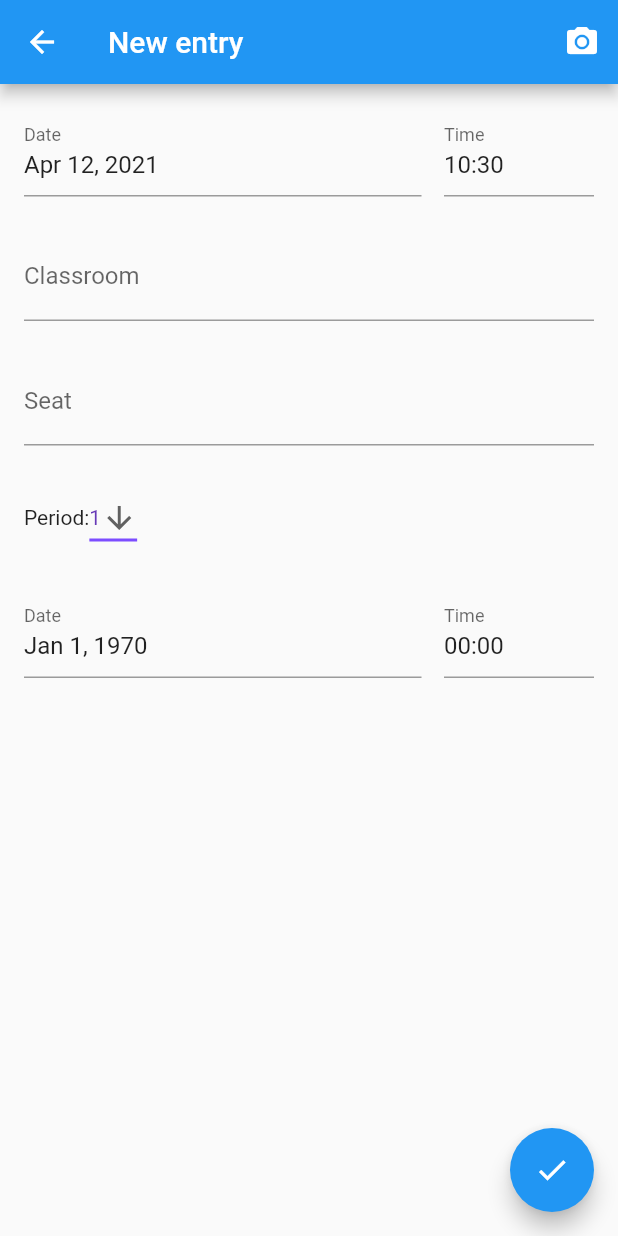
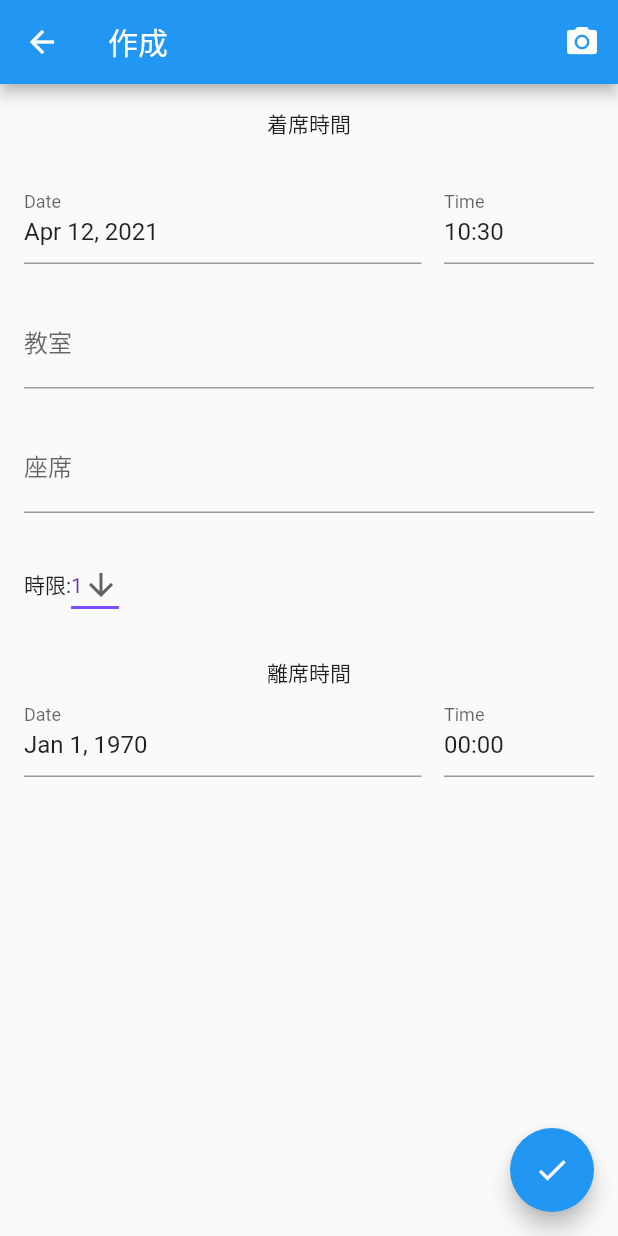
Before and after one commit to dummyx/historykiroku, a Flutter app: the screen it shows after launch, after a tap on the "add" icon, on a phone screen of 412 x 824 dp. Run offline on Flutter 3.47's test engine with Material 2 defaults, Android fonts, the phone set to English and light mode, and no system bars; drawn by our look-alikes of date_time_picker; our stand-ins replace sqflite; missing offline and left inert: qr_code_scanner; accounts and stored records are empty.

Commit message:
UI tweaks

```diff
--- a/lib/src/entry.dart
+++ b/lib/src/entry.dart
@@ -34,11 +34,11 @@ class _NewEntryScreenState extends State<NewEntryScreen> {
   Widget build(BuildContext context) {
     return Scaffold(
       appBar: AppBar(
-        title: Text(isEdit ? 'Edit entry' : 'New entry'),
+        title: Text(isEdit ? '編集' : '作成'),
         actions: <Widget>[
           IconButton(
             icon: Icon(Icons.camera_alt),
-            tooltip: 'Scan QR code',
+            tooltip: 'スキャン',
             onPressed: () {
               _scanQRCode(context);
             },
@@ -58,6 +58,7 @@ class _NewEntryScreenState extends State<NewEntryScreen> {
             child: Column(
               children: [
                 ...[
+                  Text('着席時間'),
                   DateTimePicker(
                     initialValue: DateTime.fromMillisecondsSinceEpoch(
                             newEntry.timestampStart * 1000)
@@ -80,7 +81,7 @@ class _NewEntryScreenState extends State<NewEntryScreen> {
                     },
                     textInputAction: TextInputAction.next,
                     decoration: InputDecoration(
-                      labelText: 'Classroom',
+                      labelText: '教室',
                     ),
                   ),
                   TextFormField(
@@ -90,11 +91,11 @@ class _NewEntryScreenState extends State<NewEntryScreen> {
                     },
                     textInputAction: TextInputAction.next,
                     decoration: InputDecoration(
-                      labelText: 'Seat',
+                      labelText: '座席',
                     ),
                   ),
                   Row(children: [
-                    Text('Period:'),
+                    Text('時限:'),
                     DropdownButton<String>(
                       value: newEntry.period.toString(),
                       icon: Icon(Icons.arrow_downward),
@@ -127,6 +128,7 @@ class _NewEntryScreenState extends State<NewEntryScreen> {
                     )
                   ],
                 ),
+                Text('離席時間'),
                 DateTimePicker(
                   initialValue: DateTime.fromMillisecondsSinceEpoch(
                           newEntry.timestampEnd * 1000)
```
